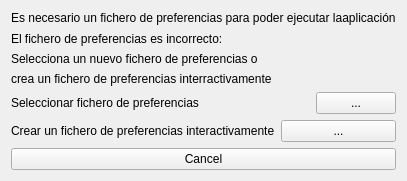
Qt form App/alertfilejson.ui (tonilogar/ToolsPcot) before a commit.
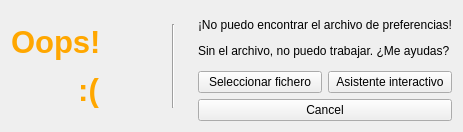
The same form after that commit.

What changed in the file:
```diff
--- a/App/alertfilejson.ui
+++ b/App/alertfilejson.ui
@@ -6,90 +6,99 @@
    <rect>
     <x>0</x>
     <y>0</y>
-    <width>384</width>
-    <height>181</height>
+    <width>463</width>
+    <height>132</height>
    </rect>
   </property>
   <property name="windowTitle">
    <string>Form</string>
   </property>
-  <layout class="QVBoxLayout" name="verticalLayout_2">
-   <item>
-    <layout class="QVBoxLayout" name="verticalLayout">
-     <item>
-      <widget class="QLabel" name="label_6">
-       <property name="text">
-        <string>Es necesario un fichero de preferencias para poder ejecutar laaplicación</string>
-       </property>
-      </widget>
-     </item>
-     <item>
-      <widget class="QLabel" name="label">
-       <property name="text">
-        <string>El fichero de preferencias es incorrecto:</string>
-       </property>
-      </widget>
-     </item>
-     <item>
-      <widget class="QLabel" name="label_2">
-       <property name="text">
-        <string>Selecciona un nuevo fichero de preferencias o</string>
-       </property>
-      </widget>
-     </item>
-     <item>
-      <widget class="QLabel" name="label_3">
-       <property name="text">
-        <string>crea un fichero de preferencias interractivamente</string>
-       </property>
-      </widget>
-     </item>
-    </layout>
-   </item>
-   <item>
     <layout class="QHBoxLayout" name="horizontalLayout_2">
      <item>
-      <widget class="QLabel" name="label_4">
+    <widget class="QLabel" name="label">
+     <property name="font">
+      <font>
+       <pointsize>23</pointsize>
+       <weight>75</weight>
+       <bold>true</bold>
+      </font>
+     </property>
        <property name="text">
-        <string>Seleccionar fichero de preferencias</string>
+      <string>&lt;html&gt;&lt;head/&gt;&lt;body&gt;&lt;p&gt;&lt;span style=&quot; color:#ffa700;&quot;&gt;Oops!&lt;/span&gt;&lt;/p&gt;&lt;p align=&quot;center&quot;&gt;&lt;span style=&quot; color:#ffa700;&quot;&gt;:(&lt;/span&gt;&lt;/p&gt;&lt;/body&gt;&lt;/html&gt;</string>
        </property>
       </widget>
      </item>
      <item>
-      <spacer name="horizontalSpacer">
+    <layout class="QVBoxLayout" name="verticalLayout">
+     <item>
+      <spacer name="verticalSpacer">
        <property name="orientation">
-        <enum>Qt::Horizontal</enum>
+        <enum>Qt::Vertical</enum>
        </property>
+       <property name="sizeType">
+        <enum>QSizePolicy::Minimum</enum>
+       </property>
        <property name="sizeHint" stdset="0">
         <size>
-         <width>40</width>
-         <height>20</height>
+         <width>20</width>
+         <height>13</height>
         </size>
        </property>
       </spacer>
      </item>
      <item>
-      <widget class="QPushButton" name="pushButtonSelectJson">
-       <property name="text">
-        <string>...</string>
+      <widget class="Line" name="line">
+       <property name="sizePolicy">
+        <sizepolicy hsizetype="Fixed" vsizetype="Expanding">
+         <horstretch>0</horstretch>
+         <verstretch>0</verstretch>
+        </sizepolicy>
        </property>
+       <property name="orientation">
+        <enum>Qt::Vertical</enum>
+       </property>
       </widget>
      </item>
+     <item>
+      <spacer name="verticalSpacer_2">
+       <property name="orientation">
+        <enum>Qt::Vertical</enum>
+       </property>
+       <property name="sizeType">
+        <enum>QSizePolicy::Minimum</enum>
+       </property>
+       <property name="sizeHint" stdset="0">
+        <size>
+         <width>20</width>
+         <height>13</height>
+        </size>
+       </property>
+      </spacer>
+     </item>
     </layout>
+   </item>
+   <item>
+    <layout class="QVBoxLayout" name="verticalLayout_2">
+     <item>
+      <widget class="QLabel" name="labelMensaje">
+       <property name="text">
+        <string>&lt;html&gt;&lt;head/&gt;&lt;body&gt;&lt;p&gt;&lt;span style=&quot; color:#000000;&quot;&gt;¡No puedo encontrar el archivo de preferencias!&lt;/span&gt;&lt;/p&gt;&lt;p&gt;&lt;span style=&quot; color:#000000;&quot;&gt;Sin el archivo, no puedo trabajar. ¿Me ayudas?&lt;/span&gt;&lt;/p&gt;&lt;/body&gt;&lt;/html&gt;</string>
+       </property>
+      </widget>
    </item>
    <item>
     <layout class="QHBoxLayout" name="horizontalLayout">
      <item>
-      <widget class="QLabel" name="label_5">
+        <widget class="QPushButton" name="pushButtonSelectJson">
        <property name="text">
-        <string>Crear un fichero de preferencias interactivamente</string>
+          <string>Seleccionar fichero</string>
        </property>
       </widget>
      </item>
      <item>
       <widget class="QPushButton" name="pushButtonCreateJson">
        <property name="text">
-        <string>...</string>
+          <string>Asistente interactivo</string>
        </property>
       </widget>
      </item>
@@ -101,6 +110,8 @@
       <string>Cancel</string>
      </property>
     </widget>
+     </item>
+    </layout>
    </item>
   </layout>
  </widget>
```
Lines whose indentation alone changed are shown as unchanged.
